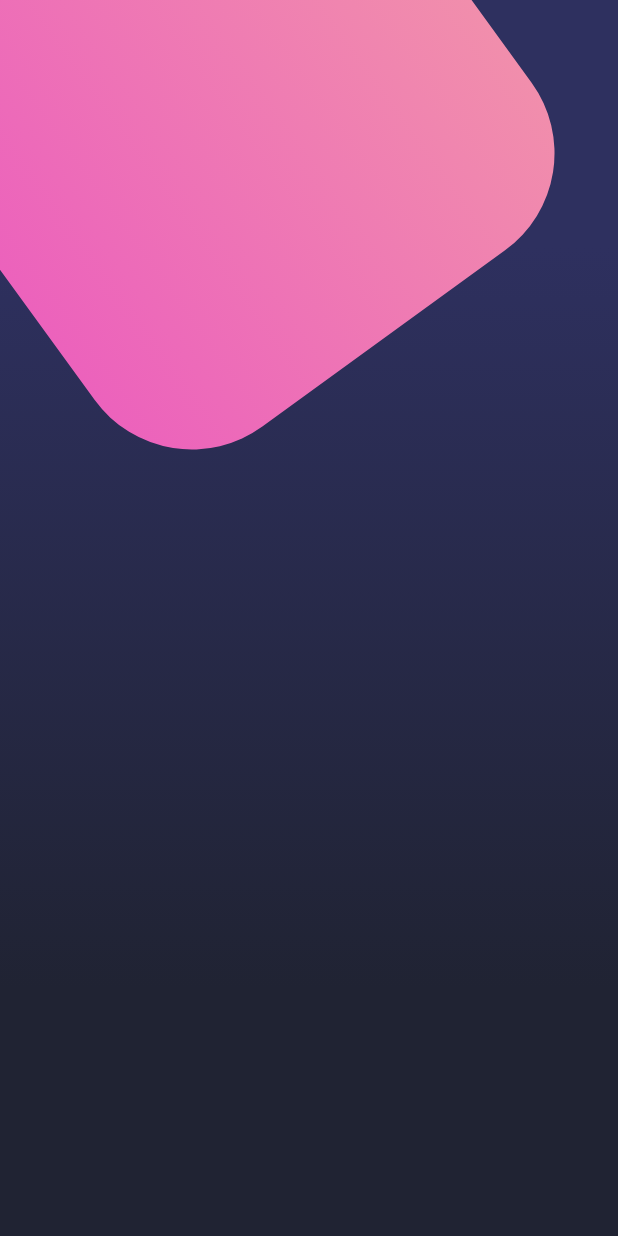
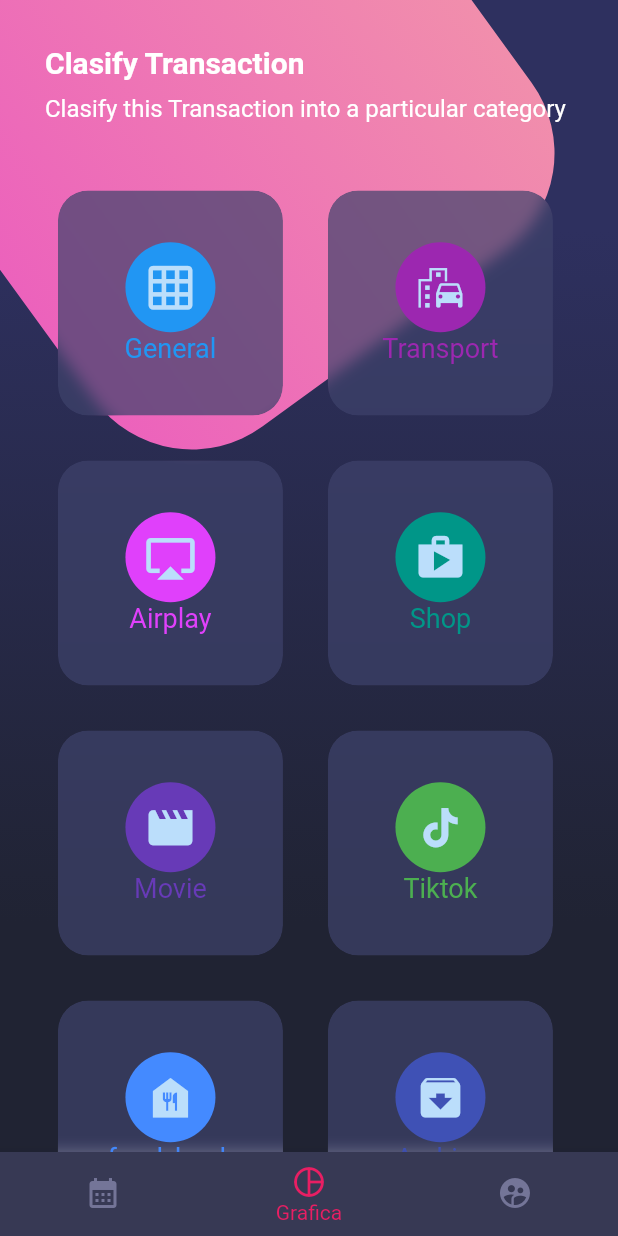
Before and after one commit to GGM-Kuro/designs, a Flutter app: the screen it shows after launch, on a phone screen of 412 x 824 dp. Run offline on Flutter 3.47's test engine with Material 2 defaults, Android fonts, the phone set to English and light mode, and no system bars.

Commit message:
third app mod with wrap
Reading the flutter documentation I found that using the wrap is more versatile in managing the grid, so I modified the original code of the course

```diff
--- a/lib/main.dart
+++ b/lib/main.dart
@@ -1,5 +1,6 @@
 import 'package:designs/screens/screens.dart';
 import 'package:flutter/material.dart';
+import 'package:flutter/services.dart';
 
 void main() => runApp(const MyApp());
 
@@ -8,14 +9,15 @@ class MyApp extends StatelessWidget {
 
       @override
       Widget build(BuildContext context) {
+        SystemChrome.setSystemUIOverlayStyle(SystemUiOverlayStyle.light.copyWith(statusBarColor: const Color.fromRGBO(0, 0, 0, 0)));
         return MaterialApp(
                 debugShowCheckedModeBanner: false,
-          title: 'Material App',
+          title: '',
             initialRoute: 'home_screen',
             routes: {
-            	'basic_design': ( _ ) => const BasicDesignScreen(),
-					'scroll_screen': ( _ ) => const ScrollScreen(),
-					'home_screen': ( _ ) => const HomeScreen()
+              'basic_design': ( _ ) => const BasicDesignScreen(),
+              'scroll_screen': ( _ ) => const ScrollScreen(),
+              'home_screen': ( _ ) => const HomeScreen()
             },
         );
       }
--- a/lib/screens/home_screen.dart
+++ b/lib/screens/home_screen.dart
@@ -9,9 +9,33 @@ class HomeScreen extends StatelessWidget {
   Widget build(BuildContext context) {
     return const Scaffold(
             body: Stack(children: [
-                Background()
+                // NOTE: Background
+                Background(),
+                // NOTE: HomeBody
+                _HomeBody(),
+
+
 
             ]),
+            bottomNavigationBar: CustomBottonNavigation(),
     );
   }
 }
+
+class _HomeBody extends StatelessWidget {
+  const _HomeBody();
+
+  @override
+  Widget build(BuildContext context) {
+        return  const SingleChildScrollView(
+            child:Column(children: [
+                // NOTE: Tiltles
+                PageTitle(),
+
+                // NOTE: Card Table
+                CardTable()
+
+            ]) ,
+        );
+  }
+}
--- /dev/null
+++ b/lib/widgets/card_table.dart
@@ -0,0 +1,65 @@
+import 'dart:ui';
+
+import 'package:flutter/material.dart';
+
+class CardTable extends StatelessWidget {
+  const CardTable({super.key});
+
+  @override
+  Widget build(BuildContext context) {
+        return Wrap(
+            children: const [
+                _SingleCard(color: Colors.blue, icon: Icons.grid_on, text: 'General',),
+                _SingleCard(color: Colors.purple, icon: Icons.emoji_transportation, text: 'Transport',),
+                _SingleCard(color: Colors.purpleAccent, icon: Icons.airplay, text: 'Airplay',),
+                _SingleCard(color: Colors.teal, icon: Icons.shop, text: 'Shop',),
+                _SingleCard(color: Colors.deepPurple, icon: Icons.movie, text: 'Movie',),
+                _SingleCard(color: Colors.green, icon: Icons.tiktok, text: 'Tiktok',),
+                _SingleCard(color: Colors.blueAccent, icon: Icons.food_bank, text: 'food_bank',),
+                _SingleCard(color: Colors.indigo, icon: Icons.archive, text: 'Archive',),
+            ],
+        );
+  }
+}
+
+
+class _SingleCard extends StatelessWidget {
+  const _SingleCard({required this.icon, required this.color, required this.text});
+
+    final IconData icon;
+    final Color color;
+    final String text;
+
+  @override
+  Widget build(BuildContext context) {
+        return Container(
+
+                margin: const EdgeInsets.all(15),
+          child: ClipRRect(
+                borderRadius: BorderRadius.circular(20),
+            child: BackdropFilter(
+              filter: ImageFilter.blur(sigmaX: 5, sigmaY: 5),
+              child: Container(
+                  height: 150,
+                        width: 150,
+                  decoration: BoxDecoration(
+                      color: const Color.fromRGBO(62, 66, 107, 0.7),
+                      borderRadius: BorderRadius.circular(20)
+                  ),
+                  child: Column(
+                      mainAxisAlignment: MainAxisAlignment.center,
+                      children: [
+                          CircleAvatar(
+                              backgroundColor: color,
+                              radius: 30,
+                              child: Icon(icon,size: 35,),
+                          ),
+                          Text(text, style:  TextStyle( color: color, fontSize: 18 ) ,)
+                      ],
+                  ),
+              ),
+            ),
+          ),
+        );
+  }
+}
--- /dev/null
+++ b/lib/widgets/custom_botton_navigation.dart
@@ -0,0 +1,28 @@
+import 'package:flutter/material.dart';
+
+class CustomBottonNavigation extends StatelessWidget {
+  const CustomBottonNavigation({super.key});
+
+  @override
+  Widget build(BuildContext context) {
+        return BottomNavigationBar(
+            showSelectedLabels: true,
+            showUnselectedLabels: false,
+            selectedItemColor: Colors.pink,
+            backgroundColor: const Color.fromRGBO(55, 57, 84, 1),
+            unselectedItemColor: const Color.fromRGBO(116, 117, 152, 1),
+            currentIndex: 1,
+            items: const [
+                BottomNavigationBarItem(
+                    icon: Icon(Icons.calendar_month),
+                    label: 'label'),
+                BottomNavigationBarItem(
+                    icon: Icon(Icons.pie_chart_outline),
+                    label: 'Grafica'),
+                BottomNavigationBarItem(
+                    icon: Icon(Icons.supervised_user_circle),
+                    label: 'Usuarios'),
+            ]
+        );
+  }
+}
--- /dev/null
+++ b/lib/widgets/page_title.dart
@@ -0,0 +1,21 @@
+import 'package:flutter/material.dart';
+
+class PageTitle extends StatelessWidget {
+  const PageTitle({super.key});
+
+  @override
+  Widget build(BuildContext context) {
+        return SafeArea(
+          child: Container(
+                margin: const EdgeInsets.symmetric( horizontal: 30, vertical: 30),
+              child:const Column(
+                    crossAxisAlignment: CrossAxisAlignment.start,
+                    children: [
+                Text('Clasify Transaction', style: TextStyle( fontSize: 20, fontWeight: FontWeight.bold, color: Colors.white ),),
+                SizedBox( height: 10, ),
+                Text('Clasify this Transaction into a particular category', style: TextStyle( fontSize: 16, color: Colors.white ),),
+              ]),
+          ),
+        );
+  }
+}
--- a/lib/widgets/widgets.dart
+++ b/lib/widgets/widgets.dart
@@ -1 +1,4 @@
+export 'package:designs/widgets/card_table.dart';
+export 'package:designs/widgets/custom_botton_navigation.dart';
+export 'package:designs/widgets/page_title.dart';
 export 'package:designs/widgets/background.dart';
```
